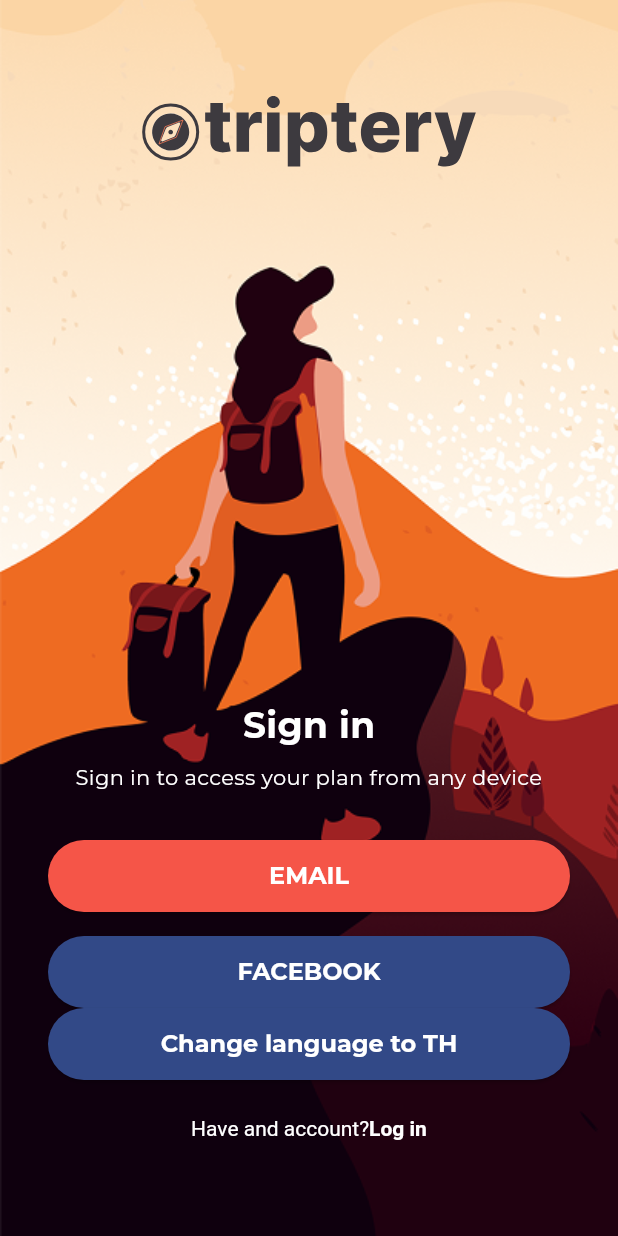
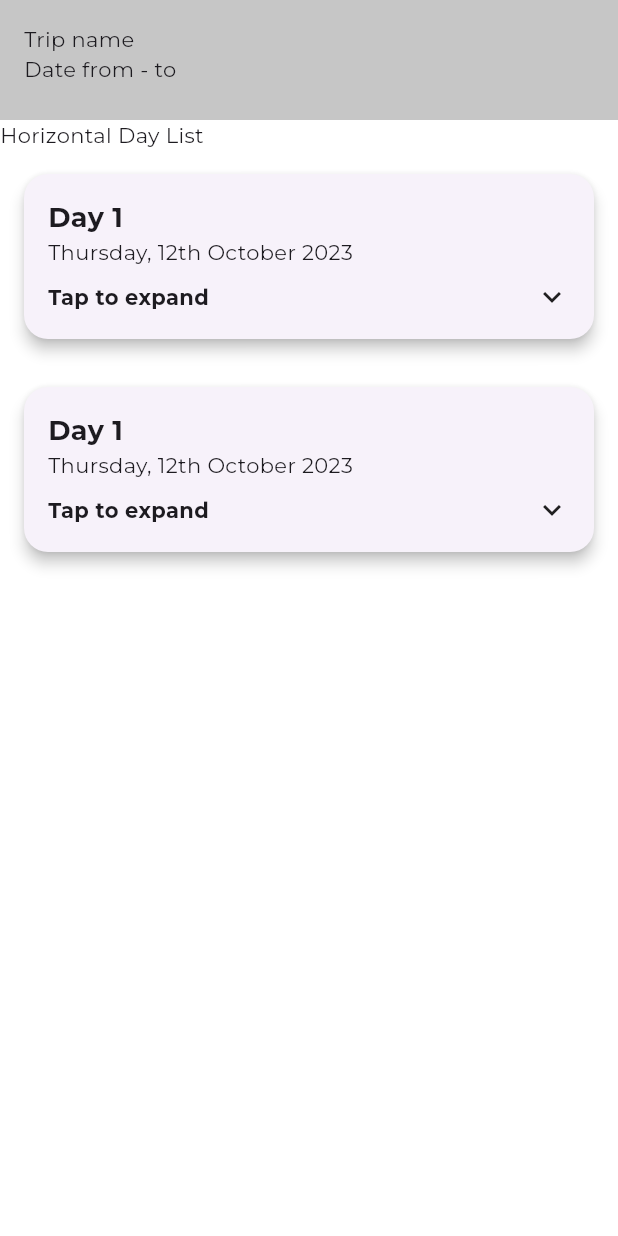
Before and after one commit to Thun-2004/triptery, a Flutter app: the screen it shows after launch, on a phone screen of 412 x 824 dp. Run offline on Flutter 3.47's test engine with Material 3 defaults, Android fonts, the phone set to English and light mode, and no system bars; our stand-ins replace flutter_dotenv, flutter_social_button, flutter_svg, get, google_fonts, google_sign_in and 2 more; accounts and stored records are empty; generated files the repository leaves out were written again.

Commit message:
chore: drag and drop functionality works

```diff
--- a/lib/main.dart
+++ b/lib/main.dart
@@ -11,6 +11,7 @@ import 'package:flutter/material.dart';
 import 'package:triptery/l10n/support_locale.dart';
 import 'package:provider/provider.dart';
 import 'package:triptery/presentation/controllers/language_controller.dart';
+import 'package:triptery/presentation/pages/trip/trip_page.dart';
 import 'package:get/get.dart';
 
 Future<void> main() async {
@@ -82,7 +83,8 @@ class MyApp extends StatelessWidget {
               margin: const EdgeInsets.all(8),
             ),
           ),
-          home: const LoginPage(),
+          // home: const LoginPage(),
+          home: const TripPage(),
         );
 
   }
--- /dev/null
+++ b/lib/presentation/pages/trip/trip_page.dart
@@ -0,0 +1,33 @@
+import 'package:flutter/material.dart';
+import 'package:triptery/presentation/widgets/trip_page/header_section.dart';
+import 'package:triptery/presentation/widgets/trip_page/trip_body.dart';
+
+
+class TripPage extends StatefulWidget {
+
+  const TripPage({super.key});
+
+  @override
+  State<TripPage> createState() => _TripPageState();
+}
+
+class _TripPageState extends State<TripPage> {
+
+  @override
+  Widget build(BuildContext context) {
+    return Scaffold(
+      body: SafeArea(
+        child:
+          SingleChildScrollView(
+            child: Column(
+              crossAxisAlignment: CrossAxisAlignment.stretch,
+              children : [
+                HeaderSection(),
+                TripBody(),
+              ]
+            )
+          )
+      ),
+    );
+  }
+}
--- /dev/null
+++ b/lib/presentation/widgets/trip_page/components/day.dart
@@ -0,0 +1,309 @@
+// import 'package:flutter/material.dart';
+// import 'package:triptery/presentation/widgets/trip_page/components/place_card.dart';
+
+// class Day extends StatefulWidget {
+//   const Day({super.key});
+
+//   @override
+//   State<Day> createState() => _DayState();
+// }
+
+// class _DayState extends State<Day> {
+//   static const Duration duration = Duration(milliseconds: 300);
+//   static const Curve curve = Curves.easeIn;
+
+//   @override
+//   Widget build(BuildContext context) {
+//     return MaterialApp(
+//       home: Card(
+//         margin: const EdgeInsets.all(16),
+//         child: const Center(
+//           child: AnimatedSizeExample(duration: duration, curve: curve),
+//         ),
+//       ),
+//     );
+//   }
+// }
+
+// class AnimatedSizeExample extends StatefulWidget {
+//   const AnimatedSizeExample({
+//     required this.duration,
+//     required this.curve,
+//     super.key,
+//   });
+
+//   final Duration duration;
+
+//   final Curve curve;
+
+//   @override
+//   State<AnimatedSizeExample> createState() => _AnimatedSizeExampleState();
+// }
+
+// class _AnimatedSizeExampleState extends State<AnimatedSizeExample> {
+//   bool _isSelected = false;
+//   List<Map<String, String>> places = [
+//     {
+//       "name": "Place 1",
+//       "description": "Description 1",
+//       "image": "https://via.placeholder.com/150",
+//     },
+//     {
+//       "name": "Place 2",
+//       "description": "Description 2",
+//       "image": "https://via.placeholder.com/150",
+//     },
+//     {
+//       "name": "Place 3",
+//       "description": "Description 3",
+//       "image": "https://via.placeholder.com/150",
+//     },
+//   ];
+
+//   @override
+//   Widget build(BuildContext context) {
+//     final List<int> _items = List<int>.generate(20, (int index) => index);
+//     final ColorScheme colorScheme = Theme.of(context).colorScheme;
+//     final Color oddItemColor = colorScheme.primary.withOpacity(0.05);
+//     final Color evenItemColor = colorScheme.primary.withOpacity(0.15);
+
+//     return GestureDetector(
+//       onTap: () {
+//         setState(() {
+//           _isSelected = !_isSelected;
+//         });
+//       },
+//       child: Container(
+//         width: double.infinity, // Ensure the container takes full width
+//         color: Colors.amberAccent,
+//         padding: const EdgeInsets.all(16),
+//         child: AnimatedSize(
+//           duration: widget.duration,
+//           curve: widget.curve,
+//           child: AnimatedContainer(
+//             // height: _isSelected ? 250.0 : 100.0,
+//             duration: widget.duration,
+//             child: Column(
+//               crossAxisAlignment: CrossAxisAlignment.start,
+//               mainAxisAlignment: MainAxisAlignment.start,
+//               children: [
+//                 Text("Day 1"),
+//                 Text("Thursday, 12th October 2023"),
+//                 Text(
+//                   _isSelected ? "Tap to collapse" : "Tap to expand",
+//                   style: const TextStyle(fontWeight: FontWeight.bold),
+//                 ),
+//                 _isSelected
+//                     ? ReorderableListView(
+//                       shrinkWrap: true,
+//                       physics: AlwaysScrollableScrollPhysics(),
+//                       padding: const EdgeInsets.symmetric(horizontal: 40),
+//                       children: <Widget>[
+//                         for (int index = 0; index < _items.length; index += 1)
+//                           ListTile(
+//                             key: Key('$index'),
+//                             tileColor:
+//                                 _items[index].isOdd
+//                                     ? oddItemColor
+//                                     : evenItemColor,
+//                             title: Text('Item ${_items[index]}'),
+//                           ),
+//                       ],
+//                       onReorder: (int oldIndex, int newIndex) {
+//                         setState(() {
+//                           if (oldIndex < newIndex) {
+//                             newIndex -= 1;
+//                           }
+//                           final int item = _items.removeAt(oldIndex);
+//                           _items.insert(newIndex, item);
+//                         });
+//                       },
+//                     )
+//                     // ReorderableListView.builder(
+//                     //   shrinkWrap: true,
+//                     //   physics: const NeverScrollableScrollPhysics(),
+//                     //   itemCount: places.length,
+//                     //   onReorder: (oldIndex, newIndex){
+//                     //     setState(() {
+//                     //       if (oldIndex < newIndex) {
+//                     //         newIndex--;
+//                     //       }
+//                     //       final item = places.removeAt(oldIndex);
+//                     //       places.insert(newIndex, item);
+//                     //     });
+//                     //   },
+//                     //   itemBuilder: (context, index) {
+//                     //     final item = places[index];
+//                     //     return PlaceCard(
+//                     //       key: ValueKey(item),
+//                     //       placeName: places[index]["name"]!,
+//                     //       placeDescription: "Description of ${places[index]["description"]}",
+//                     //       placeImage: places[index]["image"]!,
+//                     //     );
+//                     //   }
+//                     // )
+//                     // SingleChildScrollView(
+//                     //   child: Column(
+//                     //     children: [
+//                     //       PlaceCard(
+//                     //         placeName: "Place 1",
+//                     //         placeDescription: "Description 1",
+//                     //         placeImage: "https://via.placeholder.com/150",
+//                     //       ),
+//                     //       PlaceCard(
+//                     //         placeName: "Place 2",
+//                     //         placeDescription: "Description 2",
+//                     //         placeImage: "https://via.placeholder.com/150",
+//                     //       ),
+//                     //       PlaceCard(
+//                     //         placeName: "Place 3",
+//                     //         placeDescription: "Description 3",
+//                     //         placeImage: "https://via.placeholder.com/150",
+//                     //       ),
+//                     //     ]
+//                     //   ),
+//                     // )
+//                     : Container(),
+//               ],
+//             ),
+//           ),
+//         ),
+//       ),
+//     );
+//   }
+// }
+
+import 'package:flutter/material.dart';
+import 'package:triptery/presentation/widgets/trip_page/components/place_card.dart';
+
+class Day extends StatefulWidget {
+  const Day({super.key});
+
+  @override
+  State<Day> createState() => _DayState();
+}
+
+class _DayState extends State<Day> {
+  bool _isExpanded = false;
+  final List<Map<String, String>> places = [
+    {
+      "name": "Place 1",
+      "description": "Description 1",
+      "image": "https://via.placeholder.com/150",
+    },
+    {
+      "name": "Place 2",
+      "description": "Description 2",
+      "image": "https://via.placeholder.com/150",
+    },
+    {
+      "name": "Place 3",
+      "description": "Description 3",
+      "image": "https://via.placeholder.com/150",
+    },
+    {
+      "name": "Place 4",
+      "description": "Description 4",
+      "image": "https://via.placeholder.com/150",
+    },
+    {
+      "name": "Place 5",
+      "description": "Description 5",
+      "image": "https://via.placeholder.com/150",
+    },
+  ];
+
+  @override
+  Widget build(BuildContext context) {
+    return Card(
+      margin: const EdgeInsets.all(16),
+      child: Column(
+        mainAxisSize: MainAxisSize.min,
+        children: [
+          // Header section (always visible)
+          InkWell(
+            onTap: () {
+              setState(() {
+                _isExpanded = !_isExpanded;
+              });
+            },
+            child: Padding(
+              padding: const EdgeInsets.all(16.0),
+              child: Column(
+                crossAxisAlignment: CrossAxisAlignment.start,
+                children: [
+                  const Text(
+                    "Day 1",
+                    style: TextStyle(
+                      fontSize: 18,
+                      fontWeight: FontWeight.bold,
+                    ),
+                  ),
+                  const Text("Thursday, 12th October 2023"),
+                  const SizedBox(height: 8),
+                  Row(
+                    mainAxisAlignment: MainAxisAlignment.spaceBetween,
+                    children: [
+                      Text(
+                        _isExpanded ? "Tap to collapse" : "Tap to expand",
+                        style: const TextStyle(fontWeight: FontWeight.bold),
+                      ),
+                      Icon(_isExpanded ? Icons.expand_less : Icons.expand_more),
+                    ],
+                  ),
+                ],
+              ),
+            ),
+          ),
+
+          // Expandable content with scrolling and reordering
+          AnimatedContainer(
+            duration: const Duration(milliseconds: 300),
+            height: _isExpanded ? 300 : 0,
+            child: _isExpanded
+              ? ReorderableListView.builder(
+                  buildDefaultDragHandles: true,
+                  scrollDirection: Axis.vertical,
+                  shrinkWrap: true,
+                  padding: const EdgeInsets.symmetric(horizontal: 16),
+                  itemCount: places.length,
+                  onReorder: (oldIndex, newIndex) {
+                    setState(() {
+                      if (oldIndex < newIndex) {
+                        newIndex -= 1;
+                      }
+                      final item = places.removeAt(oldIndex);
+                      places.insert(newIndex, item);
+                    });
+                  },
+                  itemBuilder: (context, index) {
+                    return Padding(
+                      key: ValueKey('place-$index'),
+                      padding: const EdgeInsets.only(bottom: 8.0),
+                      child: Row(
+                        children: [
+                          ReorderableDragStartListener(
+                            index: index,
+                            child: const Icon(Icons.drag_handle),
+                          ),
+                          const SizedBox(width: 8.0),
+                          // const Icon(Icons.drag_handle),
+                          Expanded(
+                            child: PlaceCard(
+                              placeName: places[index]["name"]!,
+                              placeDescription: places[index]["description"]!,
+                              placeImage: places[index]["image"]!,
+                            ),
+                          ),
+                        ],
+                      ),
+                    );
+                  },
+                )
+              : const SizedBox.shrink(),
+          ),
+        ],
+      ),
+    );
+  }
+}
--- /dev/null
+++ b/lib/presentation/widgets/trip_page/components/day_list.dart
@@ -0,0 +1,28 @@
+
+
+import 'package:flutter/material.dart';
+import 'package:triptery/presentation/widgets/trip_page/components/day.dart';
+
+class DayList extends StatefulWidget {
+  const DayList({super.key});
+
+  @override
+  State<DayList> createState() => _DayListState();
+}
+
+class _DayListState extends State<DayList> {
+  @override
+  Widget build(BuildContext context) {
+    return Container(
+      height: 900,
+      width: double.infinity,
+      child: ListView(
+          physics: const BouncingScrollPhysics(),
+          children: <Widget>[
+            Day(),
+            Day(),
+          ],
+        ),
+    );
+  }
+}
--- /dev/null
+++ b/lib/presentation/widgets/trip_page/header_section.dart
@@ -0,0 +1,35 @@
+import 'package:flutter/material.dart';
+
+
+class HeaderSection extends StatefulWidget {
+  const HeaderSection({super.key});
+
+  @override
+  State<HeaderSection> createState() => _HeaderSectionState();
+}
+
+class _HeaderSectionState extends State<HeaderSection> {
+  @override
+  Widget build(BuildContext context) {
+    return Container(
+      padding: const EdgeInsets.all(16),
+      decoration: BoxDecoration(
+        color: const Color.fromARGB(255, 198, 198, 198),
+
+      ),
+      child: Column(
+        crossAxisAlignment: CrossAxisAlignment.start,
+        children: [
+          Text(
+            'Trip name',
+          ),
+          Text(
+            'Date from - to',
+          ),
+          const SizedBox(height: 8),
+
+        ],
+      ),
+    );
+  }
+}
--- /dev/null
+++ b/lib/presentation/widgets/trip_page/trip_body.dart
@@ -0,0 +1,31 @@
+
+import 'package:flutter/material.dart';
+import 'package:triptery/presentation/widgets/trip_page/components/day_list.dart';
+
+class TripBody extends StatefulWidget {
+  const TripBody({super.key});
+
+  @override
+  State<TripBody> createState() => _TripBodyState();
+}
+
+class _TripBodyState extends State<TripBody> {
+  @override
+  Widget build(BuildContext context) {
+    return Container(
+      // padding: const EdgeInsets.all(16),
+      child: Column(
+        crossAxisAlignment: CrossAxisAlignment.start,
+        children: [
+          Text(
+            'Horizontal Day List',
+          ),
+          DayList(),
+          const SizedBox(height: 16),
+          // Add your trip details here
+
+        ],
+      ),
+    );
+  }
+}
```
Also changed, not shown: lib/presentation/widgets/note.txt (added, +16 -0 lines), lib/presentation/widgets/trip_page/components/place_card.dart (added, +55 -0 lines), lib/presentation/widgets/trip_page/components/route_dropdown.dart (added).
